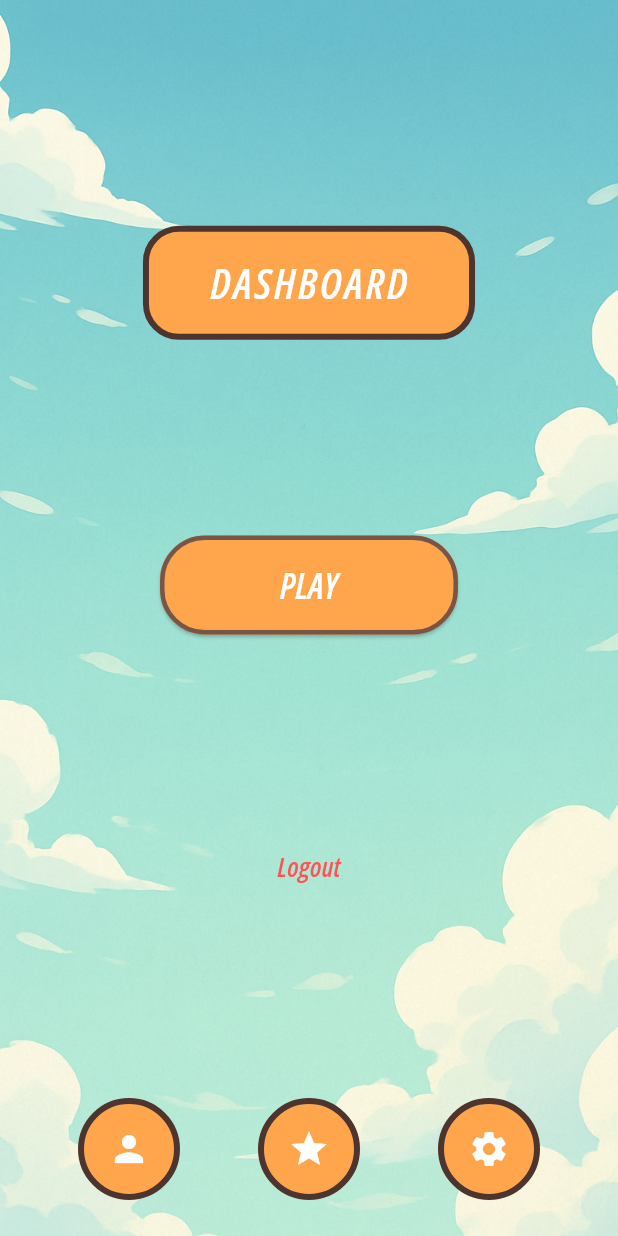
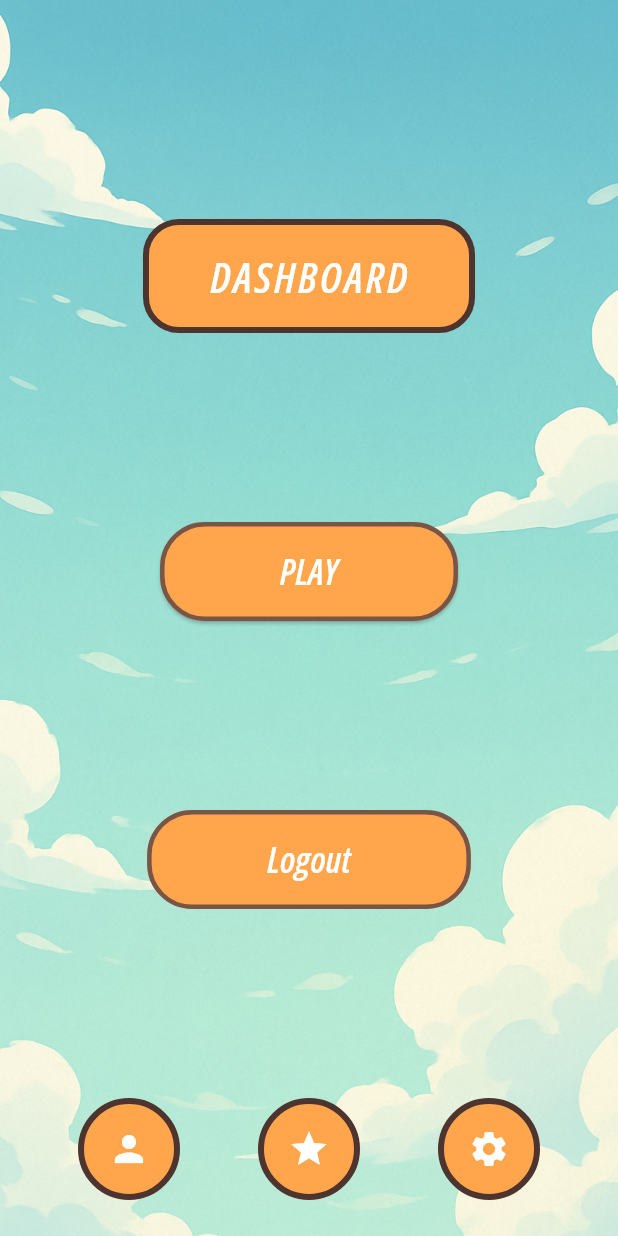
Before and after one commit to GinKun-project/Niraj-mobile-app, a Flutter app: the DashboardView screen opened by its route, on a phone screen of 412 x 824 dp. Run offline on Flutter 3.47's test engine with Material 3 defaults, Android fonts, the phone set to English and light mode, and no system bars; our stand-ins replace get_it, hive; accounts and stored records are empty.

Commit message:
sprint 5

```diff
--- a/lib/features/dashboard/presentation/view/dashboard_view.dart
+++ b/lib/features/dashboard/presentation/view/dashboard_view.dart
@@ -75,13 +75,20 @@ class DashboardView extends StatelessWidget {
                     await localSource.clearUser(); // Remove from Hive
                     Navigator.pushReplacementNamed(context, '/login');
                   },
+                  style: ElevatedButton.styleFrom(
+                    backgroundColor: const Color(0xFFFFA64D),
+                    padding: const EdgeInsets.symmetric(
+                      vertical: 16,
+                      horizontal: 80,
+                    ),
+                    shape: RoundedRectangleBorder(
+                      borderRadius: BorderRadius.circular(30),
+                      side: const BorderSide(color: Colors.brown, width: 3),
+                    ),
+                  ),
                   child: const Text(
                     'Logout',
-                    style: TextStyle(
-                      fontSize: 18,
-                      color: Colors.redAccent,
-                      fontWeight: FontWeight.bold,
-                    ),
+                    style: TextStyle(fontSize: 24, color: Colors.white),
                   ),
                 ),
 
```
